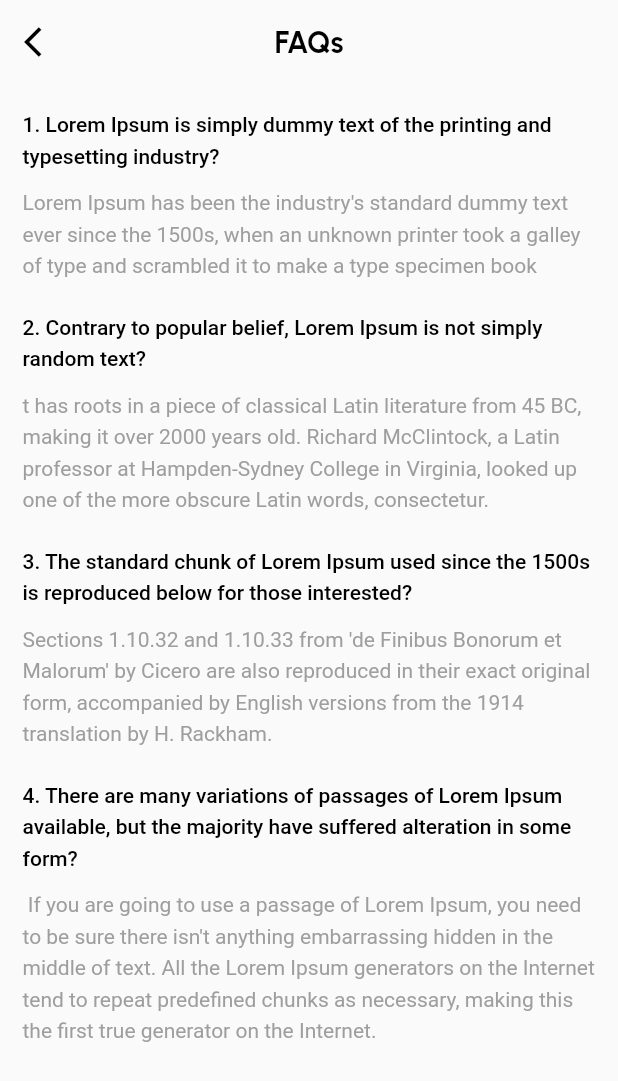
After one commit to ParthIntelizia/Property_App, a Flutter app: the FaqsScreen screen opened directly, on a phone screen of 412 x 824 dp. The commit adds this screen. Shown: the top 1081 px of the screen. Run offline on Flutter 3.47's test engine with Material 2 defaults, Android fonts, the phone set to English and light mode, and no system bars; our stand-ins replace carousel_slider, cloud_firestore, connectivity, firebase_auth, firebase_core, firebase_storage and 13 more; missing offline and left inert: connectivity_for_web, country_codes, email_auth, flutter_facebook_auth, flutter_facebook_auth_web, flutter_statusbarcolor_ns and 1 more; accounts and stored records are empty.

Commit message:
init(27-10-22)

```diff
--- /dev/null
+++ b/lib/pages/faqs_screen.dart
@@ -0,0 +1,110 @@
+import 'package:flutter/material.dart';
+import 'package:get/get.dart';
+import 'package:google_fonts/google_fonts.dart';
+
+class FaqsScreen extends StatelessWidget {
+  const FaqsScreen({Key? key}) : super(key: key);
+
+  @override
+  Widget build(BuildContext context) {
+    return Scaffold(
+      appBar: AppBar(
+        backgroundColor: Colors.transparent,
+        elevation: 0,
+        centerTitle: true,
+        leading: IconButton(
+          onPressed: () {
+            Get.back();
+          },
+          icon: Icon(
+            Icons.arrow_back_ios,
+            color: Colors.black,
+          ),
+        ),
+        title: Text(
+          "FAQs",
+          style: GoogleFonts.urbanist(
+              fontWeight: FontWeight.w700, fontSize: 20.0, color: Colors.black),
+        ),
+      ),
+      body: Padding(
+        padding: EdgeInsets.all(15.0),
+        child: SingleChildScrollView(
+          physics: BouncingScrollPhysics(),
+          child: Column(
+            children: [
+              Text(
+                "1. Lorem Ipsum is simply dummy text of the printing and typesetting industry?",
+                style: TextStyle(
+                    height: 1.5,
+                    color: Colors.black,
+                    fontWeight: FontWeight.w500),
+              ),
+              SizedBox(
+                height: 10,
+              ),
+              Text(
+                "Lorem Ipsum has been the industry's standard dummy text ever since the 1500s, when an unknown printer took a galley of type and scrambled it to make a type specimen book",
+                style: TextStyle(height: 1.5, color: Colors.grey),
+              ),
+              SizedBox(
+                height: 20,
+              ),
+              Text(
+                "2. Contrary to popular belief, Lorem Ipsum is not simply random text?",
+                style: TextStyle(
+                    height: 1.5,
+                    color: Colors.black,
+                    fontWeight: FontWeight.w500),
+              ),
+              SizedBox(
+                height: 10,
+              ),
+              Text(
+                "t has roots in a piece of classical Latin literature from 45 BC, making it over 2000 years old. Richard McClintock, a Latin professor at Hampden-Sydney College in Virginia, looked up one of the more obscure Latin words, consectetur.",
+                style: TextStyle(height: 1.5, color: Colors.grey),
+              ),
+              SizedBox(
+                height: 20,
+              ),
+              Text(
+                "3. The standard chunk of Lorem Ipsum used since the 1500s is reproduced below for those interested?",
+                style: TextStyle(
+                    height: 1.5,
+                    color: Colors.black,
+                    fontWeight: FontWeight.w500),
+              ),
+              SizedBox(
+                height: 10,
+              ),
+              Text(
+                "Sections 1.10.32 and 1.10.33 from 'de Finibus Bonorum et Malorum' by Cicero are also reproduced in their exact original form, accompanied by English versions from the 1914 translation by H. Rackham.",
+                style: TextStyle(height: 1.5, color: Colors.grey),
+              ),
+              SizedBox(
+                height: 20,
+              ),
+              Text(
+                "4. There are many variations of passages of Lorem Ipsum available, but the majority have suffered alteration in some form?",
+                style: TextStyle(
+                    height: 1.5,
+                    color: Colors.black,
+                    fontWeight: FontWeight.w500),
+              ),
+              SizedBox(
+                height: 10,
+              ),
+              Text(
+                " If you are going to use a passage of Lorem Ipsum, you need to be sure there isn't anything embarrassing hidden in the middle of text. All the Lorem Ipsum generators on the Internet tend to repeat predefined chunks as necessary, making this the first true generator on the Internet.",
+                style: TextStyle(height: 1.5, color: Colors.grey),
+              ),
+              SizedBox(
+                height: 20,
+              ),
+            ],
+          ),
+        ),
+      ),
+    );
+  }
+}
--- a/lib/pages/user_profile_page.dart
+++ b/lib/pages/user_profile_page.dart
@@ -15,6 +15,7 @@ import 'authentication/signin.dart';
 import 'package:get/get.dart';
 
 import 'edit_profile_screen.dart';
+import 'faqs_screen.dart';
 import 'my_inquiry_screen.dart';
 
 class UserProfilePage extends StatefulWidget {
@@ -244,6 +245,9 @@ class _UserProfilePageState extends State<UserProfilePage>
                     ),
                   ),
                   ListTile(
+                    onTap: () {
+                      Get.to(() => FaqsScreen());
+                    },
                     leading: const Icon(
                       Icons.chat_bubble_outlined,
                       color: ConstColors.darkColor,
```
Also changed, not shown: 2 other files.
